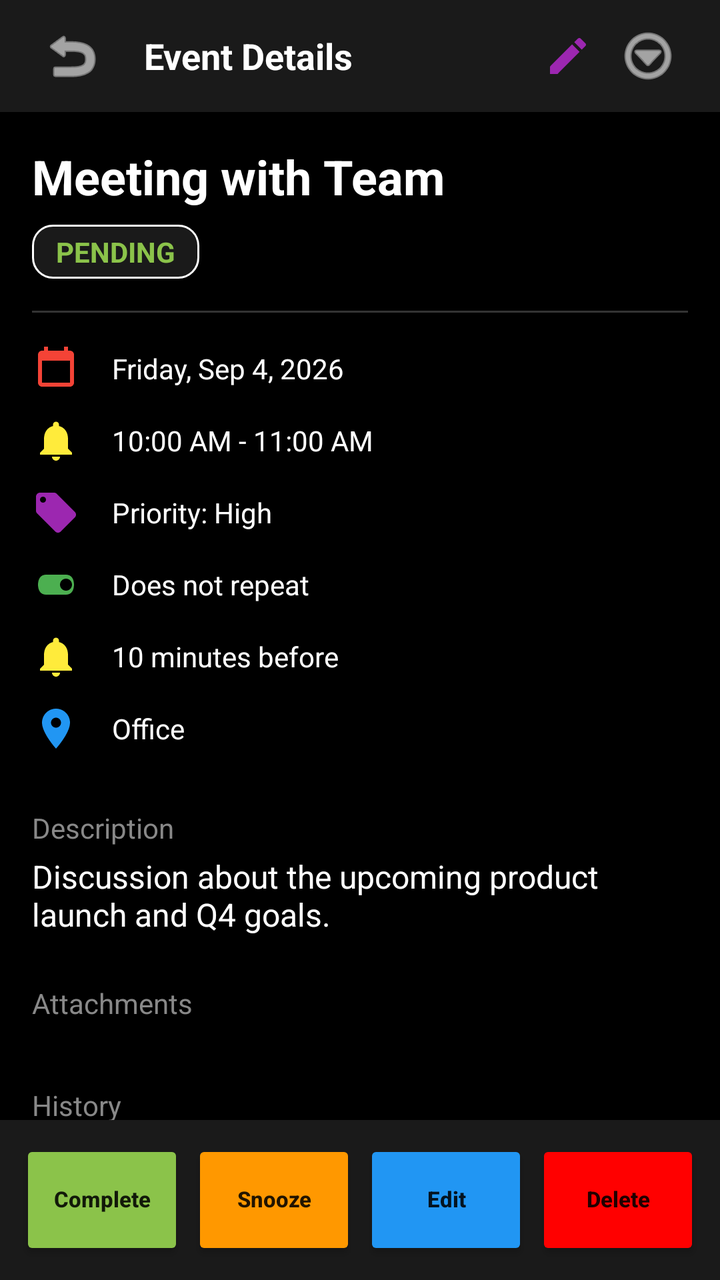
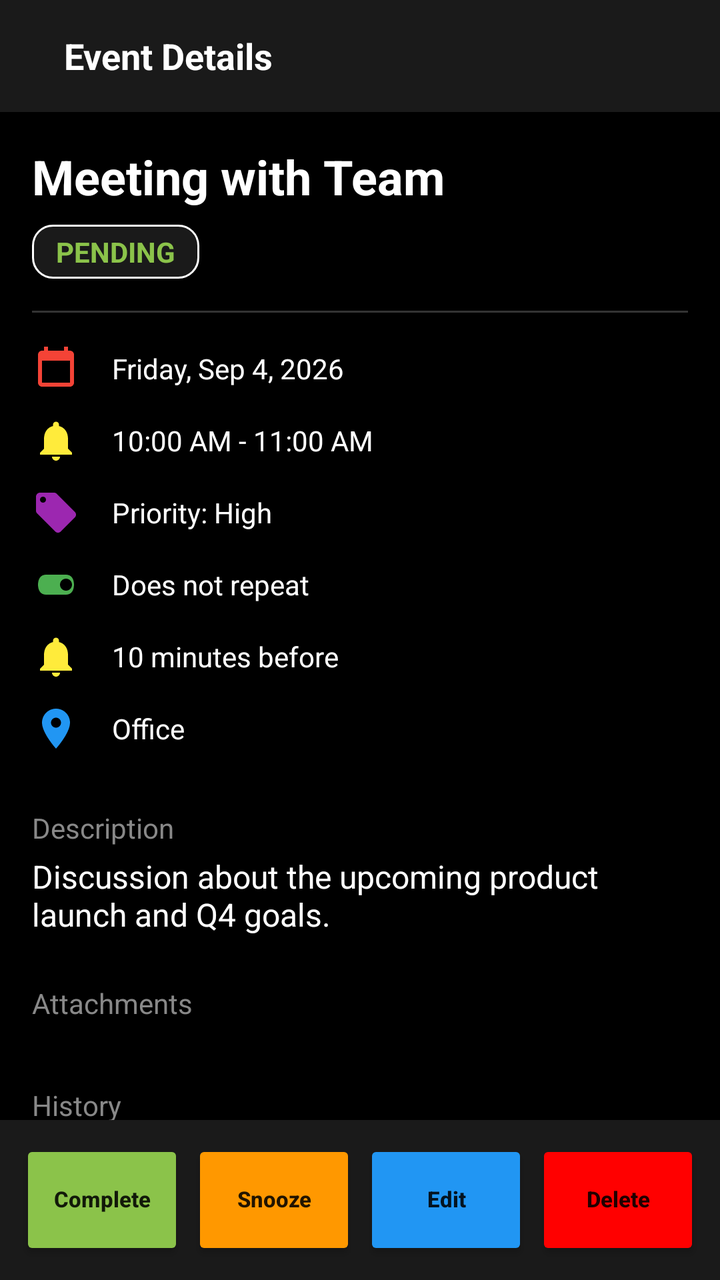

Screens rendered from an Android XML layout before and after an edit, with the pre-edit source and the edit as a unified diff.
<!-- AndroidManifest.xml: activity theme Theme.MyCalendar2026SAR -->
<!-- res/layout/activity_notification_details.xml -->
<?xml version="1.0" encoding="utf-8"?>
<androidx.constraintlayout.widget.ConstraintLayout xmlns:android="http://schemas.android.com/apk/res/android"
    xmlns:app="http://schemas.android.com/apk/res-auto"
    android:layout_width="match_parent"
    android:layout_height="match_parent"
    android:background="@color/black">

    <LinearLayout
        android:id="@+id/topBar"
        android:layout_width="match_parent"
        android:layout_height="?attr/actionBarSize"
        android:background="#1A1A1A"
        android:gravity="center_vertical"
        android:orientation="horizontal"
        android:paddingHorizontal="16dp"
        app:layout_constraintTop_toTopOf="parent">

        <ImageButton
            android:id="@+id/backButton"
            android:layout_width="40dp"
            android:layout_height="40dp"
            android:background="?attr/selectableItemBackgroundBorderless"
            android:src="@android:drawable/ic_menu_revert"
            app:tint="@color/white" />

        <TextView
            android:id="@+id/topTitle"
            android:layout_width="0dp"
            android:layout_height="wrap_content"
            android:layout_marginStart="16dp"
            android:layout_weight="1"
            android:text="Event Details"
            android:textColor="@color/white"
            android:textSize="18sp"
            android:textStyle="bold" />

        <ImageButton
            android:id="@+id/editTopButton"
            android:layout_width="40dp"
            android:layout_height="40dp"
            android:background="?attr/selectableItemBackgroundBorderless"
            android:src="@drawable/ic_menu_edit_color" />

        <ImageButton
            android:id="@+id/moreOptionsButton"
            android:layout_width="40dp"
            android:layout_height="40dp"
            android:background="?attr/selectableItemBackgroundBorderless"
            android:src="@android:drawable/ic_menu_more"
            app:tint="@color/white" />
    </LinearLayout>

    <ScrollView
        android:layout_width="match_parent"
        android:layout_height="0dp"
        app:layout_constraintBottom_toTopOf="@id/bottomActions"
        app:layout_constraintTop_toBottomOf="@id/topBar">

        <LinearLayout
            android:layout_width="match_parent"
            android:layout_height="wrap_content"
            android:orientation="vertical"
            android:padding="16dp">

            <TextView
                android:id="@+id/detailTitle"
                android:layout_width="match_parent"
                android:layout_height="wrap_content"
                android:text="Meeting with Team"
                android:textColor="@color/white"
                android:textSize="24sp"
                android:textStyle="bold" />

            <TextView
                android:id="@+id/detailStatus"
                android:layout_width="wrap_content"
                android:layout_height="wrap_content"
                android:layout_marginTop="8dp"
                android:background="@drawable/task_input_border"
                android:paddingHorizontal="12dp"
                android:paddingVertical="4dp"
                android:text="PENDING"
                android:textColor="@color/light_green"
                android:textStyle="bold" />

            <View
                android:layout_width="match_parent"
                android:layout_height="1dp"
                android:layout_marginVertical="16dp"
                android:background="#333333" />

            
            <LinearLayout
                android:layout_width="match_parent"
                android:layout_height="wrap_content"
                android:orientation="horizontal"
                android:gravity="center_vertical"
                android:layout_marginBottom="12dp">
                <ImageView android:layout_width="24dp" android:layout_height="24dp" android:src="@drawable/ic_menu_calendar_color" />
                <TextView android:id="@+id/detailDate" android:layout_width="wrap_content" android:layout_height="wrap_content" android:layout_marginStart="16dp" android:text="Friday, Sep 4, 2026" android:textColor="@color/white" />
            </LinearLayout>

            <LinearLayout
                android:layout_width="match_parent"
                android:layout_height="wrap_content"
                android:orientation="horizontal"
                android:gravity="center_vertical"
                android:layout_marginBottom="12dp">
                <ImageView android:layout_width="24dp" android:layout_height="24dp" android:src="@drawable/ic_menu_reminder_color" />
                <TextView android:id="@+id/detailTime" android:layout_width="wrap_content" android:layout_height="wrap_content" android:layout_marginStart="16dp" android:text="10:00 AM - 11:00 AM" android:textColor="@color/white" />
            </LinearLayout>

            <LinearLayout
                android:layout_width="match_parent"
                android:layout_height="wrap_content"
                android:orientation="horizontal"
                android:gravity="center_vertical"
                android:layout_marginBottom="12dp">
                <ImageView android:layout_width="24dp" android:layout_height="24dp" android:src="@drawable/ic_menu_tx_names_color" />
                <TextView android:id="@+id/detailPriority" android:layout_width="wrap_content" android:layout_height="wrap_content" android:layout_marginStart="16dp" android:text="Priority: High" android:textColor="@color/white" />
            </LinearLayout>

            <LinearLayout
                android:layout_width="match_parent"
                android:layout_height="wrap_content"
                android:orientation="horizontal"
                android:gravity="center_vertical"
                android:layout_marginBottom="12dp">
                <ImageView android:layout_width="24dp" android:layout_height="24dp" android:src="@drawable/ic_menu_quick_bar_color" />
                <TextView android:id="@+id/detailRepeat" android:layout_width="wrap_content" android:layout_height="wrap_content" android:layout_marginStart="16dp" android:text="Does not repeat" android:textColor="@color/white" />
            </LinearLayout>

            <LinearLayout
                android:layout_width="match_parent"
                android:layout_height="wrap_content"
                android:orientation="horizontal"
                android:gravity="center_vertical"
                android:layout_marginBottom="12dp">
                <ImageView android:layout_width="24dp" android:layout_height="24dp" android:src="@drawable/ic_menu_reminder_color" />
                <TextView android:id="@+id/detailReminder" android:layout_width="wrap_content" android:layout_height="wrap_content" android:layout_marginStart="16dp" android:text="10 minutes before" android:textColor="@color/white" />
            </LinearLayout>

            <LinearLayout
                android:layout_width="match_parent"
                android:layout_height="wrap_content"
                android:orientation="horizontal"
                android:gravity="center_vertical"
                android:layout_marginBottom="12dp">
                <ImageView android:layout_width="24dp" android:layout_height="24dp" android:src="@drawable/ic_menu_address_color" />
                <TextView android:id="@+id/detailLocation" android:layout_width="wrap_content" android:layout_height="wrap_content" android:layout_marginStart="16dp" android:text="Office" android:textColor="@color/white" />
            </LinearLayout>

            <TextView
                android:layout_width="wrap_content"
                android:layout_height="wrap_content"
                android:layout_marginTop="16dp"
                android:text="Description"
                android:textColor="#888888"
                android:textSize="14sp" />

            <TextView
                android:id="@+id/detailNotes"
                android:layout_width="match_parent"
                android:layout_height="wrap_content"
                android:layout_marginTop="4dp"
                android:text="Discussion about the upcoming product launch and Q4 goals."
                android:textColor="@color/white"
                android:textSize="16sp" />

            
            <LinearLayout
                android:id="@+id/voiceNoteContainer"
                android:layout_width="match_parent"
                android:layout_height="wrap_content"
                android:layout_marginTop="24dp"
                android:background="#1A1A1A"
                android:orientation="horizontal"
                android:padding="12dp"
                android:gravity="center_vertical"
                android:visibility="gone">
                <ImageButton android:id="@+id/playVoiceBtn" android:layout_width="40dp" android:layout_height="40dp" android:src="@android:drawable/ic_media_play" android:background="?attr/selectableItemBackgroundBorderless" app:tint="@color/light_green"/>
                <TextView android:layout_width="0dp" android:layout_height="wrap_content" android:layout_weight="1" android:layout_marginStart="12dp" android:text="Voice Note" android:textColor="@color/white" />
                <ImageButton android:id="@+id/deleteVoiceBtn" android:layout_width="40dp" android:layout_height="40dp" android:src="@drawable/ic_menu_trash_color" android:background="?attr/selectableItemBackgroundBorderless" />
            </LinearLayout>

            
            <TextView
                android:layout_width="wrap_content"
                android:layout_height="wrap_content"
                android:layout_marginTop="24dp"
                android:text="Attachments"
                android:textColor="#888888"
                android:textSize="14sp" />

            <androidx.recyclerview.widget.RecyclerView
                android:id="@+id/attachmentsRecyclerView"
                android:layout_width="match_parent"
                android:layout_height="wrap_content"
                android:layout_marginTop="8dp"
                android:nestedScrollingEnabled="false" />

            
            <TextView
                android:layout_width="wrap_content"
                android:layout_height="wrap_content"
                android:layout_marginTop="24dp"
                android:text="History"
                android:textColor="#888888"
                android:textSize="14sp" />

            <LinearLayout
                android:id="@+id/historyContainer"
                android:layout_width="match_parent"
                android:layout_height="wrap_content"
                android:layout_marginTop="8dp"
                android:orientation="vertical" />

        </LinearLayout>
    </ScrollView>

    <LinearLayout
        android:id="@+id/bottomActions"
        android:layout_width="match_parent"
        android:layout_height="wrap_content"
        android:background="#1A1A1A"
        android:orientation="horizontal"
        android:padding="8dp"
        app:layout_constraintBottom_toBottomOf="parent">

        <Button
            android:id="@+id/completeAction"
            android:layout_width="0dp"
            android:layout_height="60dp"
            android:layout_weight="1"
            android:layout_margin="2dp"
            android:backgroundTint="@color/light_green"
            android:text="Complete"
            android:textSize="11sp"
            android:includeFontPadding="false"
            android:textStyle="bold"
            android:maxLines="1"
            android:padding="0dp"
            android:textAllCaps="false" />

        <Button
            android:id="@+id/snoozeAction"
            android:layout_width="0dp"
            android:layout_height="60dp"
            android:layout_weight="1"
            android:layout_margin="2dp"
            android:backgroundTint="#FF9800"
            android:text="Snooze"
            android:textSize="11sp"
            android:includeFontPadding="false"
            android:textStyle="bold"
            android:maxLines="1"
            android:padding="0dp"
            android:textAllCaps="false" />

        <Button
            android:id="@+id/editAction"
            android:layout_width="0dp"
            android:layout_height="60dp"
            android:layout_weight="1"
            android:layout_margin="2dp"
            android:backgroundTint="#2196F3"
            android:text="Edit"
            android:textSize="11sp"
            android:includeFontPadding="false"
            android:textStyle="bold"
            android:maxLines="1"
            android:padding="0dp"
            android:textAllCaps="false" />

        <Button
            android:id="@+id/deleteAction"
            android:layout_width="0dp"
            android:layout_height="60dp"
            android:layout_weight="1"
            android:layout_margin="2dp"
            android:backgroundTint="@color/red"
            android:text="Delete"
            android:textSize="11sp"
            android:includeFontPadding="false"
            android:textStyle="bold"
            android:maxLines="1"
            android:padding="0dp"
            android:textAllCaps="false" />
    </LinearLayout>

</androidx.constraintlayout.widget.ConstraintLayout>
<!-- resources referenced by this layout -->
<resources>
  <color name="black">#FF000000</color>
  <color name="light_green">#8BC34A</color>
  <color name="red">#FF0000</color>
  <color name="white">#FFFFFFFF</color>
  <!-- drawable ic_menu_calendar_color (drawable) -->
  <vector xmlns:android="http://schemas.android.com/apk/res/android"
      android:width="24dp"
      android:height="24dp"
      android:viewportWidth="24"
      android:viewportHeight="24">
      <path
          android:fillColor="#F44336"
          android:pathData="M19,3h-1V1h-2v2H8V1H6v2H5C3.89,3 3.01,3.9 3.01,5L3,19c0,1.1 0.89,2 2,2h14c1.1,0 2,-0.9 2,-2V5c0,-1.1 -0.9,-2 -2,-2zM19,19H5V8h14v11z" />
  </vector>
  <!-- drawable ic_menu_quick_bar_color (drawable) -->
  <vector xmlns:android="http://schemas.android.com/apk/res/android"
      android:width="24dp"
      android:height="24dp"
      android:viewportWidth="24"
      android:viewportHeight="24">
      <path
          android:fillColor="#4CAF50"
          android:pathData="M17,7H7c-2.76,0 -4,2.24 -4,5s1.24,5 4,5h10c2.76,0 4,-2.24 4,-5S19.76,7 17,7zM17,15c-1.66,0 -3,-1.34 -3,-3s1.34,-3 3,-3 3,1.34 3,3 -1.34,3 -3,3z" />
  </vector>
  <!-- drawable ic_menu_trash_color (drawable) -->
  <vector xmlns:android="http://schemas.android.com/apk/res/android"
      android:width="24dp"
      android:height="24dp"
      android:viewportWidth="24"
      android:viewportHeight="24">
      <path
          android:fillColor="#F44336"
          android:pathData="M16,9v10H8V9h8m-1.5,-6h-5l-1,1H5v2h14V4h-3.5l-1,-1zM18,7H6v12c0,1.1 0.9,2 2,2h8c1.1,0 2,-0.9 2,-2V7z" />
  </vector>
  <!-- drawable task_input_border (drawable) -->
  <?xml version="1.0" encoding="utf-8"?>
  <shape xmlns:android="http://schemas.android.com/apk/res/android">
      <solid android:color="@color/card_dark" />
      <stroke
          android:width="1dp"
          android:color="@color/white" />
      <corners android:radius="10dp" />
  </shape>
  <color name="card_dark">#1A1A1A</color>
  <color name="hunter_green">#355E3B</color>
  <color name="teal_200">#FF03DAC5</color>
  <color name="teal_700">#FF018786</color>
  <style name="CustomMenuTextAppearance" parent="TextAppearance.AppCompat.Widget.PopupMenu.Large">
          <item name="android:textSize">@dimen/_10ssp</item>
          <item name="android:textColor">@color/white</item>
      </style>
  <style name="CustomPopupMenuStyle" parent="Widget.AppCompat.PopupMenu">
          <item name="android:minWidth">@dimen/_110sdp</item>
      </style>
  <style name="GreenButtonStyle" parent="Widget.MaterialComponents.Button.TextButton">
          <item name="android:textColor">@color/light_green</item>
      </style>
  <!-- unchanged entries left out for length: 6 -->
</resources>

<!-- the commit's change to res/layout/activity_notification_details.xml (unified diff, before → after) -->
@@ -17,11 +17,12 @@
 
         <ImageButton
             android:id="@+id/backButton"
-            android:layout_width="40dp"
-            android:layout_height="40dp"
+            android:layout_width="@dimen/_24sdp"
+            android:layout_height="@dimen/_24sdp"
             android:background="?attr/selectableItemBackgroundBorderless"
-            android:src="@android:drawable/ic_menu_revert"
-            app:tint="@color/white" />
+            android:padding="4dp"
+            android:scaleType="fitCenter"
+            android:src="@drawable/ic_back_color" />
 
         <TextView
             android:id="@+id/topTitle"
@@ -36,18 +37,21 @@
 
         <ImageButton
             android:id="@+id/editTopButton"
-            android:layout_width="40dp"
-            android:layout_height="40dp"
+            android:layout_width="@dimen/_24sdp"
+            android:layout_height="@dimen/_24sdp"
             android:background="?attr/selectableItemBackgroundBorderless"
+            android:padding="4dp"
+            android:scaleType="fitCenter"
             android:src="@drawable/ic_menu_edit_color" />
 
         <ImageButton
             android:id="@+id/moreOptionsButton"
-            android:layout_width="40dp"
-            android:layout_height="40dp"
+            android:layout_width="@dimen/_24sdp"
+            android:layout_height="@dimen/_24sdp"
             android:background="?attr/selectableItemBackgroundBorderless"
-            android:src="@android:drawable/ic_menu_more"
-            app:tint="@color/white" />
+            android:padding="4dp"
+            android:scaleType="fitCenter"
+            android:src="@drawable/ic_more_color" />
     </LinearLayout>
 
     <ScrollView
<!-- resource entries referenced after the edit -->
@@ -4,6 +4,16 @@
   <color name="light_green">#8BC34A</color>
   <color name="red">#FF0000</color>
   <color name="white">#FFFFFFFF</color>
+  <!-- drawable ic_back_color (drawable) -->
+  <vector xmlns:android="http://schemas.android.com/apk/res/android"
+      android:width="24dp"
+      android:height="24dp"
+      android:viewportWidth="24"
+      android:viewportHeight="24">
+      <path
+          android:fillColor="#2196F3"
+          android:pathData="M20,11H7.83l5.59,-5.59L12,4l-8,8 8,8 1.41,-1.41L7.83,13H20v-2z" />
+  </vector>
   <!-- drawable ic_menu_calendar_color (drawable) -->
   <vector xmlns:android="http://schemas.android.com/apk/res/android"
       android:width="24dp"
@@ -34,6 +44,22 @@
           android:fillColor="#F44336"
           android:pathData="M16,9v10H8V9h8m-1.5,-6h-5l-1,1H5v2h14V4h-3.5l-1,-1zM18,7H6v12c0,1.1 0.9,2 2,2h8c1.1,0 2,-0.9 2,-2V7z" />
   </vector>
+  <!-- drawable ic_more_color (drawable) -->
+  <vector xmlns:android="http://schemas.android.com/apk/res/android"
+      android:width="24dp"
+      android:height="24dp"
+      android:viewportWidth="24"
+      android:viewportHeight="24">
+      <path
+          android:fillColor="#FFC107"
+          android:pathData="M12,8c1.1,0 2,-0.9 2,-2s-0.9,-2 -2,-2 -2,0.9 -2,2 0.9,2 2,2z" />
+      <path
+          android:fillColor="#4CAF50"
+          android:pathData="M12,14c1.1,0 2,-0.9 2,-2s-0.9,-2 -2,-2 -2,0.9 -2,2 0.9,2 2,2z" />
+      <path
+          android:fillColor="#2196F3"
+          android:pathData="M12,20c1.1,0 2,-0.9 2,-2s-0.9,-2 -2,-2 -2,0.9 -2,2 0.9,2 2,2z" />
+  </vector>
   <!-- drawable task_input_border (drawable) -->
   <?xml version="1.0" encoding="utf-8"?>
   <shape xmlns:android="http://schemas.android.com/apk/res/android">
